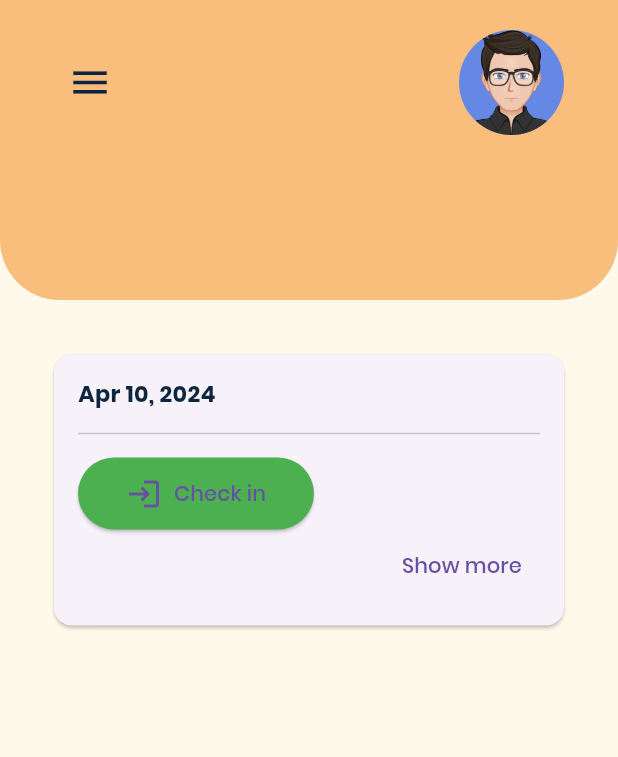
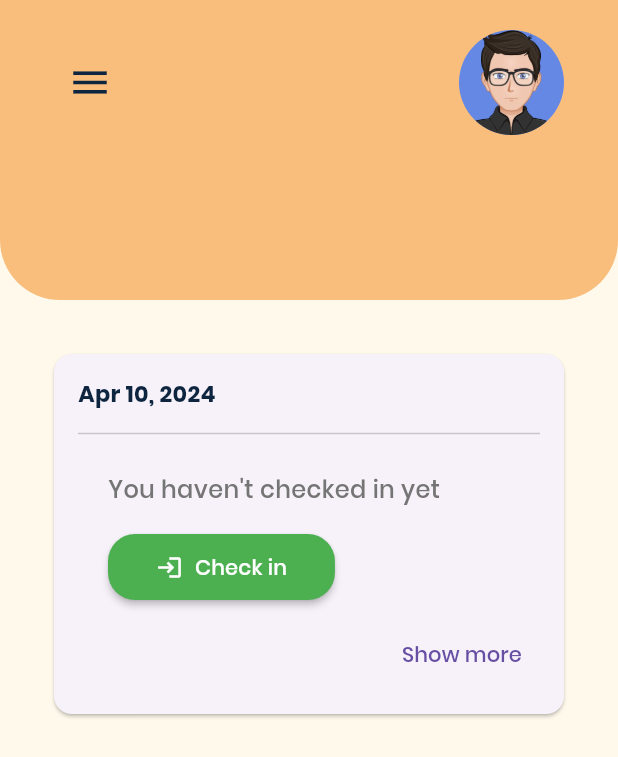
Before and after one commit to BehemothLtd/insight-app, a Flutter app: the HomePage screen opened by its route, on a phone screen of 412 x 824 dp. Shown: the top 757 px of the screen. Run offline on Flutter 3.47's test engine with Material 3 defaults, Android fonts, the phone set to English and light mode, and no system bars; our stand-ins replace flutter_dotenv, flutter_svg, get, google_fonts, gradient_borders; accounts and stored records are empty; network calls fail.

Commit message:
fix attendance box

```diff
--- /dev/null
+++ b/lib/controllers/attendance_controller.dart
@@ -0,0 +1,47 @@
+import 'package:get/get.dart';
+
+import 'package:insight_app/models/attendance.dart';
+
+class AttendanceController extends GetxController {
+  var selfAttendances = Rxn<List<Attendance>>();
+  var selfAttendanceToday = Rxn<Attendance>();
+
+  setSelfAttendances(value) {
+    selfAttendances.value = value;
+  }
+
+  setSelfAttendanceToday(value) {
+    selfAttendanceToday.value = value;
+  }
+
+  fetchSelfAttendances() async {
+    var result = await Attendance.fetchSelfAttendances();
+
+    if (result != null) {
+      setSelfAttendances(result['list']);
+    }
+  }
+
+  checkAttendanceToday() {
+    DateTime now = DateTime.now();
+    // Set the current time to midnight for comparison
+    DateTime today = DateTime(now.year, now.month, now.day);
+
+    var attendances = selfAttendances.value;
+
+    if (attendances != null) {
+      for (Attendance attendance in attendances) {
+        if (attendance.checkinAt != null) {
+          DateTime checkInDate = attendance.checkinAt!;
+          if (checkInDate.year == today.year &&
+              checkInDate.month == today.month &&
+              checkInDate.day == today.day) {
+            selfAttendanceToday(attendance);
+          }
+        }
+      }
+    }
+
+    return null;
+  }
+}
--- /dev/null
+++ b/lib/models/attendance.dart
@@ -0,0 +1,52 @@
+import 'package:get/get.dart';
+
+import 'package:insight_app/gqls/index.dart' as gql;
+import 'package:insight_app/utils/api.dart';
+
+class Attendance {
+  DateTime? checkinAt;
+  DateTime? checkoutAt;
+  DateTime createdAt;
+
+  Attendance({
+    this.checkinAt,
+    this.checkoutAt,
+    required this.createdAt,
+  });
+
+  factory Attendance.fromJson(Map<String, dynamic> json) {
+    return Attendance(
+      checkinAt:
+          json['checkinAt'] != null ? DateTime.parse(json['checkinAt']) : null,
+      checkoutAt: json['checkoutAt'] != null
+          ? DateTime.parse(json['checkoutAt'])
+          : null,
+      createdAt: DateTime.parse(json['createdAt']),
+    );
+  }
+
+  static fetchSelfAttendances() async {
+    const query = gql.selfAttendancesGQL;
+
+    ApiProvider apiProvider = Get.put(ApiProvider());
+
+    var result = await apiProvider
+        .request(query: query, variables: {}); // TODO: add variables
+
+    if (result != null) {
+      var collection = result['SelfAttendances']['collection'] as List;
+      var attendancesList = collection
+          .map<Attendance>((json) => Attendance.fromJson(json))
+          .toList();
+
+      var metadata =
+          result['SelfAttendances']['metadata'] as Map<String, dynamic>;
+
+      return {
+        'list': attendancesList,
+        'metadata': metadata,
+      };
+    }
+    return null;
+  }
+}
--- a/lib/models/user.dart
+++ b/lib/models/user.dart
@@ -1,6 +1,7 @@
+import 'package:get/get.dart';
+
 import 'package:insight_app/gqls/index.dart' as gql;
 import 'package:insight_app/utils/api.dart';
-import 'package:get/get.dart';
 
 class User {
   final BigInt id;
--- a/lib/screens/sign_in.dart
+++ b/lib/screens/sign_in.dart
@@ -2,7 +2,6 @@ import 'package:flutter/material.dart';
 import 'package:flutter_svg/svg.dart';
 import 'package:get/get.dart';
 
-import 'package:insight_app/constanst.dart';
 import 'package:insight_app/controllers/auth_controller.dart';
 import 'package:insight_app/theme/colors/light_colors.dart';
 import 'package:insight_app/widgets/auth/auth_input_field.dart';
--- /dev/null
+++ b/lib/widgets/attendanceBox/not_checked_in.dart
@@ -0,0 +1,54 @@
+import 'package:flutter/material.dart';
+
+class NotCheckedIn extends StatelessWidget {
+  const NotCheckedIn({
+    super.key,
+  });
+
+  @override
+  Widget build(BuildContext context) {
+    return Padding(
+      padding: const EdgeInsets.symmetric(horizontal: 20, vertical: 10),
+      child: Column(
+        crossAxisAlignment: CrossAxisAlignment.start,
+        children: [
+          Text(
+            'You haven\'t checked in yet',
+            style: TextStyle(
+              fontSize: 16,
+              fontWeight: FontWeight.w500,
+              color: Colors.grey[600],
+            ),
+          ),
+          const SizedBox(height: 16),
+          ElevatedButton.icon(
+            onPressed: () {
+              // Handle check-in action
+            },
+            icon: const Icon(
+              Icons.login,
+              color: Colors.white,
+            ),
+            label: const Text(
+              'Check in',
+              style: TextStyle(
+                color: Colors.white,
+              ),
+            ),
+            style: ElevatedButton.styleFrom(
+              backgroundColor: Colors.green,
+              shape: RoundedRectangleBorder(
+                borderRadius: BorderRadius.circular(18),
+              ),
+              padding: const EdgeInsets.symmetric(
+                horizontal: 32,
+                vertical: 12,
+              ),
+              elevation: 2,
+            ),
+          ),
+        ],
+      ),
+    );
+  }
+}
--- a/lib/widgets/home/attendance_box.dart
+++ b/lib/widgets/home/attendance_box.dart
@@ -1,7 +1,10 @@
 import 'package:flutter/material.dart';
-import 'package:flutter_svg/flutter_svg.dart';
+import 'package:get/get.dart';
+import 'package:intl/intl.dart';
 
-import 'package:intl/intl.dart';
+import 'package:insight_app/controllers/attendance_controller.dart';
+import 'package:insight_app/widgets/attendanceBox/checked_in.dart';
+import 'package:insight_app/widgets/attendanceBox/not_checked_in.dart';
 
 class AttendanceBox extends StatelessWidget {
   const AttendanceBox({super.key});
@@ -11,7 +14,14 @@ class AttendanceBox extends StatelessWidget {
     var width = MediaQuery.of(context).size.width;
     final DateTime currentDate = DateTime.now();
 
+    final attendanceController = Get.put(AttendanceController());
     String formattedDate = DateFormat('MMM d, yyyy').format(currentDate);
+
+    WidgetsBinding.instance.addPostFrameCallback((_) async {
+      // This will be called after the widget's build method has finished
+      await attendanceController.fetchSelfAttendances();
+      attendanceController.checkAttendanceToday();
+    });
 
     return Expanded(
       child: Stack(
@@ -33,32 +43,30 @@ class AttendanceBox extends StatelessWidget {
                     vertical: 16.0,
                     horizontal: 16.0,
                   ),
-                  child: Column(
+                  child: Obx(
+                    () {
+                      return Column(
                         crossAxisAlignment: CrossAxisAlignment.start,
                         children: [
-                      Text(
+                          Align(
+                            alignment: Alignment.centerLeft,
+                            child: Text(
                               formattedDate,
                               style: const TextStyle(
                                 fontSize: 15,
                                 fontWeight: FontWeight.bold,
                               ),
                             ),
+                          ),
                           const Divider(height: 32, thickness: 1),
-                      ElevatedButton.icon(
-                        onPressed: () {
-                          // Handle check-in action
-                        },
-                        icon: const Icon(Icons.login, size: 24),
-                        label: const Text("Check in"),
-                        style: ElevatedButton.styleFrom(
-                          backgroundColor: Colors.green,
-                          shape: const StadiumBorder(),
-                          padding: const EdgeInsets.symmetric(
-                            horizontal: 32,
-                            vertical: 12,
-                          ),
-                        ),
-                      ),
+                          if (attendanceController.selfAttendanceToday.value !=
+                              null)
+                            CheckedIn(
+                              attendance: attendanceController
+                                  .selfAttendanceToday.value,
+                            )
+                          else
+                            const NotCheckedIn(),
                           Row(
                             mainAxisAlignment: MainAxisAlignment.end,
                             children: [
@@ -66,11 +74,13 @@ class AttendanceBox extends StatelessWidget {
                                 onPressed: () {
                                   // Handle "show more" action
                                 },
-                            child: Text('Show more'),
+                                child: const Text('Show more'),
                               ),
                             ],
                           ),
                         ],
+                      );
+                    },
                   ),
                 ),
               ),
```
Also changed, not shown: lib/gqls/resolvers/user.dart (+26 -0 lines), lib/utils/time.dart (added, +11 -0 lines), lib/widgets/attendanceBox/checked_in.dart (added, +73 -0 lines). Lines whose indentation alone changed are shown as unchanged.
